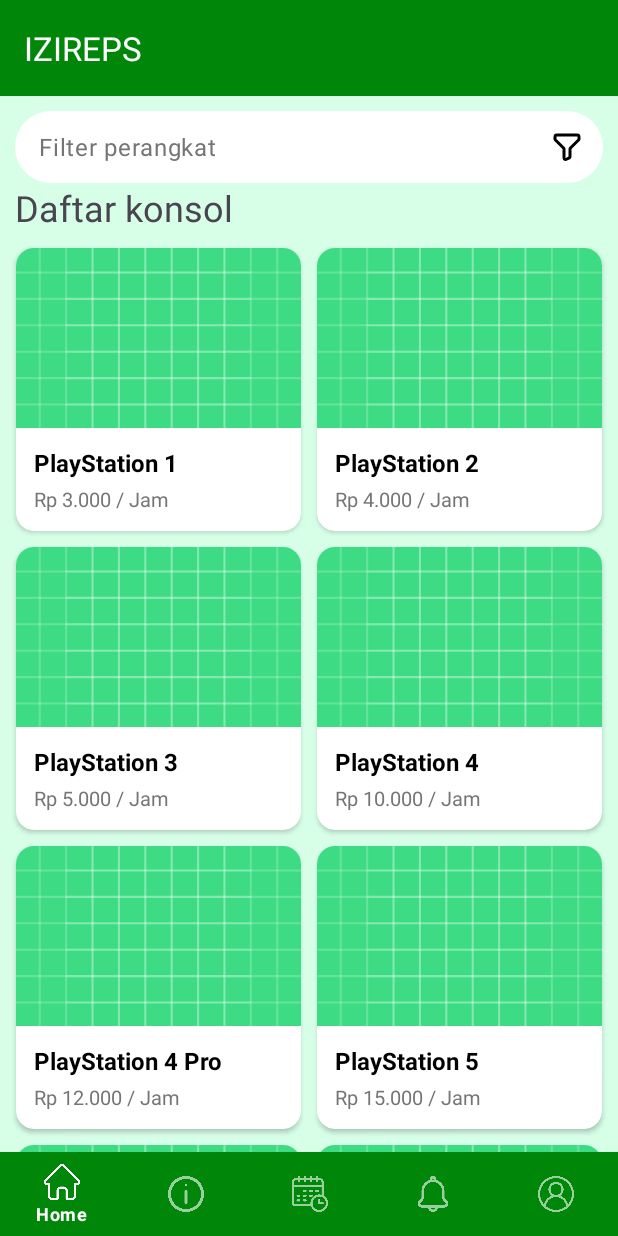
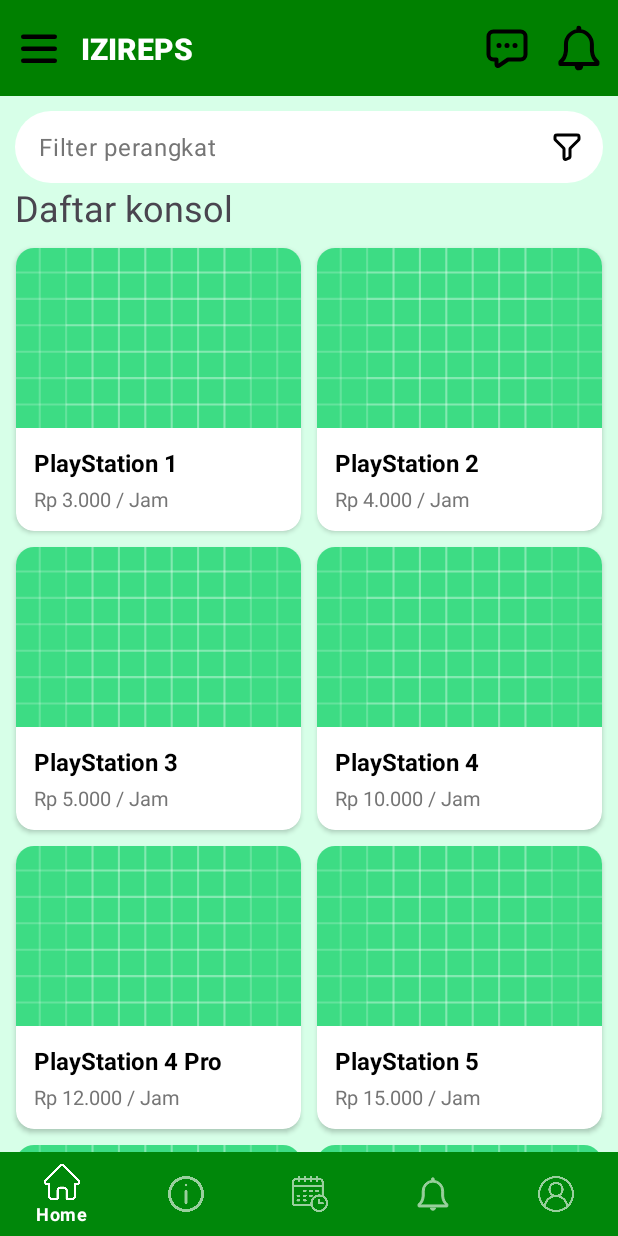
Before and after one commit to Dorgan-dev/mrs-tango, an Android app: the HomeFragment screen opened directly, with no data from a screen before it, on a phone screen of 412 x 824 dp. Run offline under Robolectric (Android 15) with nearby library versions, the phone set to English and light mode, and no system bars.

Commit message:
Penyesuaian tampilan toolbar di home agar lebih functional dan rapi

```diff
--- a/app/src/main/AndroidManifest.xml
+++ b/app/src/main/AndroidManifest.xml
@@ -27,11 +27,11 @@
             android:exported="false"
             android:windowSoftInputMode="adjustResize" />
         <activity
-            android:name=".AuthActivity"
+            android:name=".auth.AuthActivity"
             android:exported="false"
             android:windowSoftInputMode="adjustResize" />
         <activity
-            android:name=".SplashScreenActivity"
+            android:name=".auth.SplashScreenActivity"
             android:exported="true"
             android:windowSoftInputMode="adjustResize">
             <intent-filter>
--- a/app/src/main/java/com/example/mrs_tango/MainActivity.kt
+++ b/app/src/main/java/com/example/mrs_tango/MainActivity.kt
@@ -9,6 +9,7 @@ import androidx.activity.enableEdgeToEdge
 import androidx.appcompat.app.AppCompatActivity
 import androidx.core.view.ViewCompat
 import androidx.core.view.WindowInsetsCompat
+import com.example.mrs_tango.auth.AuthActivity
 import com.example.mrs_tango.databinding.ActivityMainBinding
 import com.google.android.material.dialog.MaterialAlertDialogBuilder
 
--- a/app/src/main/java/com/example/mrs_tango/VerivicationActivity.kt
+++ b/app/src/main/java/com/example/mrs_tango/VerivicationActivity.kt
@@ -6,6 +6,7 @@ import androidx.activity.enableEdgeToEdge
 import androidx.appcompat.app.AppCompatActivity
 import androidx.core.view.ViewCompat
 import androidx.core.view.WindowInsetsCompat
+import com.example.mrs_tango.auth.AuthActivity
 import com.example.mrs_tango.databinding.ActivityVerivicationBinding
 import com.google.android.material.dialog.MaterialAlertDialogBuilder
 
--- a/app/src/main/java/com/example/mrs_tango/AuthActivity.kt
+++ b/app/src/main/java/com/example/mrs_tango/auth/AuthActivity.kt
@@ -1,4 +1,4 @@
-package com.example.mrs_tango
+package com.example.mrs_tango.auth
 
 import android.content.Intent
 import android.os.Bundle
@@ -6,6 +6,9 @@ import androidx.activity.enableEdgeToEdge
 import androidx.appcompat.app.AppCompatActivity
 import androidx.core.view.ViewCompat
 import androidx.core.view.WindowInsetsCompat
+import com.example.mrs_tango.BaseActivity
+import com.example.mrs_tango.R
+import com.example.mrs_tango.RegisterActivity
 import com.example.mrs_tango.databinding.ActivityAuthBinding
 import com.google.android.material.dialog.MaterialAlertDialogBuilder
 
--- a/app/src/main/java/com/example/mrs_tango/SplashScreenActivity.kt
+++ b/app/src/main/java/com/example/mrs_tango/auth/SplashScreenActivity.kt
@@ -1,4 +1,4 @@
-package com.example.mrs_tango
+package com.example.mrs_tango.auth
 
 import android.content.Intent
 import android.os.Bundle
@@ -7,6 +7,8 @@ import androidx.appcompat.app.AppCompatActivity
 import androidx.core.view.ViewCompat
 import androidx.core.view.WindowInsetsCompat
 import androidx.lifecycle.lifecycleScope
+import com.example.mrs_tango.BaseActivity
+import com.example.mrs_tango.R
 import kotlinx.coroutines.delay
 import kotlinx.coroutines.launch
 
--- /dev/null
+++ b/app/src/main/res/drawable/ic_chat.xml
@@ -0,0 +1,20 @@
+<vector xmlns:android="http://schemas.android.com/apk/res/android"
+    android:width="24dp"
+    android:height="24dp"
+    android:viewportWidth="24"
+    android:viewportHeight="24">
+  <path
+      android:pathData="M2.75,6.25a2.5,2.5 0,0 1,2.5 -2.5h13.5a2.5,2.5 0,0 1,2.5 2.5v9a2.5,2.5 0,0 1,-2.5 2.5H12.5L8,20.85a0.77,0.77 0,0 1,-1.25 -0.6v-2.5h-1.5a2.5,2.5 0,0 1,-2.5 -2.5Z"
+      android:strokeLineJoin="round"
+      android:strokeWidth="2"
+      android:fillColor="#00000000"
+      android:strokeColor="@color/black"
+      android:strokeLineCap="round"/>
+  <path
+      android:pathData="M8,10.75h0.01m3.99,0h0.01m3.99,0h0.01"
+      android:strokeLineJoin="round"
+      android:strokeWidth="2.5"
+      android:fillColor="#00000000"
+      android:strokeColor="@color/black"
+      android:strokeLineCap="round"/>
+</vector>
--- /dev/null
+++ b/app/src/main/res/drawable/ic_menu.xml
@@ -0,0 +1,13 @@
+<vector xmlns:android="http://schemas.android.com/apk/res/android"
+    android:width="16dp"
+    android:height="16dp"
+    android:viewportWidth="16"
+    android:viewportHeight="16">
+  <path
+      android:pathData="m2.75,12.25h10.5m-10.5,-4h10.5m-10.5,-4h10.5"
+      android:strokeLineJoin="round"
+      android:strokeWidth="1.5"
+      android:fillColor="#00000000"
+      android:strokeColor="@color/black"
+      android:strokeLineCap="round"/>
+</vector>
--- /dev/null
+++ b/app/src/main/res/drawable/ic_notification.xml
@@ -0,0 +1,16 @@
+<vector xmlns:android="http://schemas.android.com/apk/res/android"
+    android:width="36dp"
+    android:height="36dp"
+    android:viewportWidth="36"
+    android:viewportHeight="36">
+  <path
+      android:pathData="M32.51,27.83A14.4,14.4 0,0 1,30 24.9a12.6,12.6 0,0 1,-1.35 -4.81v-4.94A10.81,10.81 0,0 0,19.21 4.4V3.11a1.33,1.33 0,1 0,-2.67 0v1.31a10.81,10.81 0,0 0,-9.33 10.73v4.94a12.6,12.6 0,0 1,-1.35 4.81a14.4,14.4 0,0 1,-2.47 2.93a1,1 0,0 0,-0.34 0.75v1.36a1,1 0,0 0,1 1h27.8a1,1 0,0 0,1 -1v-1.36a1,1 0,0 0,-0.34 -0.75M5.13,28.94a16.2,16.2 0,0 0,2.44 -3a14.2,14.2 0,0 0,1.65 -5.85v-4.94a8.74,8.74 0,1 1,17.47 0v4.94a14.2,14.2 0,0 0,1.65 5.85a16.2,16.2 0,0 0,2.44 3Z"
+      android:strokeWidth="1"
+      android:strokeColor="@color/black"
+      android:fillColor="@color/black"/>
+  <path
+      android:pathData="M18,34.28A2.67,2.67 0,0 0,20.58 32h-5.26A2.67,2.67 0,0 0,18 34.28"
+      android:strokeWidth="1"
+      android:strokeColor="@color/black"
+      android:fillColor="@color/black"/>
+</vector>
--- a/app/src/main/res/layout/activity_auth.xml
+++ b/app/src/main/res/layout/activity_auth.xml
@@ -6,7 +6,7 @@
     android:background="@color/light_green"
     android:layout_width="match_parent"
     android:layout_height="match_parent"
-    tools:context=".AuthActivity">
+    tools:context=".auth.AuthActivity">
 
     <ImageView
         android:id="@+id/imageView"
--- a/app/src/main/res/layout/activity_splash_screen.xml
+++ b/app/src/main/res/layout/activity_splash_screen.xml
@@ -6,7 +6,7 @@
     android:background="@color/light_green"
     android:layout_width="match_parent"
     android:layout_height="match_parent"
-    tools:context=".SplashScreenActivity">
+    tools:context=".auth.SplashScreenActivity">
 
     <ImageView
         android:id="@+id/imageView"
--- a/app/src/main/res/layout/fragment_home.xml
+++ b/app/src/main/res/layout/fragment_home.xml
@@ -25,14 +25,67 @@
         android:id="@+id/toolbar"
         android:layout_width="match_parent"
         android:layout_height="?attr/actionBarSize"
-        android:background="?attr/colorPrimary"
-        android:backgroundTint="@color/dark_green"
+        android:background="#008000"
+        app:contentInsetStart="0dp"
         app:layout_constraintEnd_toEndOf="parent"
         app:layout_constraintStart_toStartOf="parent"
-        app:layout_constraintTop_toTopOf="parent"
-        app:subtitleTextColor="@android:color/white"
-        app:titleTextColor="@android:color/white"
-        app:layout_scrollFlags="enterAlways|scroll"/>
+        app:layout_constraintTop_toTopOf="parent">
+
+        <!-- Custom isi Toolbar -->
+        <androidx.constraintlayout.widget.ConstraintLayout
+            android:layout_width="match_parent"
+            android:layout_height="match_parent"
+            android:paddingHorizontal="10dp">
+
+            <!-- Ikon Menu Kiri -->
+            <ImageView
+                android:id="@+id/iconMenu"
+                android:layout_width="32dp"
+                android:layout_height="32dp"
+                android:src="@drawable/ic_menu"
+                app:layout_constraintBottom_toBottomOf="parent"
+                app:layout_constraintStart_toStartOf="parent"
+                app:layout_constraintTop_toTopOf="parent" />
+
+            <!-- Teks Judul -->
+            <TextView
+                android:id="@+id/toolbarTitle"
+                android:layout_width="0dp"
+                android:layout_height="wrap_content"
+                android:layout_marginStart="12dp"
+                android:fontFamily="sans-serif-medium"
+                android:text="IZIREPS"
+                android:textColor="@color/white"
+                android:textSize="20sp"
+                android:textStyle="bold"
+                app:layout_constraintBottom_toBottomOf="parent"
+                app:layout_constraintStart_toEndOf="@id/iconMenu"
+                app:layout_constraintEnd_toStartOf="@id/iconChat"
+                app:layout_constraintTop_toTopOf="parent" />
+
+            <!-- Ikon Notifikasi (Paling Kanan) -->
+            <ImageView
+                android:id="@+id/iconNotif"
+                android:layout_width="32dp"
+                android:layout_height="32dp"
+                android:src="@drawable/ic_notification"
+                app:layout_constraintBottom_toBottomOf="parent"
+                app:layout_constraintEnd_toEndOf="parent"
+                app:layout_constraintTop_toTopOf="parent" />
+
+            <!-- Ikon Chat (Sebelah Kiri Notifikasi) -->
+            <ImageView
+                android:id="@+id/iconChat"
+                android:layout_width="32dp"
+                android:layout_height="32dp"
+                android:layout_marginEnd="16dp"
+                android:src="@drawable/ic_chat"
+                app:layout_constraintBottom_toBottomOf="parent"
+                app:layout_constraintEnd_toStartOf="@id/iconNotif"
+                app:layout_constraintTop_toTopOf="parent" />
+
+        </androidx.constraintlayout.widget.ConstraintLayout>
+    </androidx.appcompat.widget.Toolbar>
 
     <com.google.android.material.textfield.TextInputLayout
         android:id="@+id/filterIcon"
```
Also changed, not shown: app/src/main/java/com/example/mrs_tango/Home/HomeFragment.kt (+1 -10 lines), app/src/main/res/drawable/ic_notification.png (deleted).
